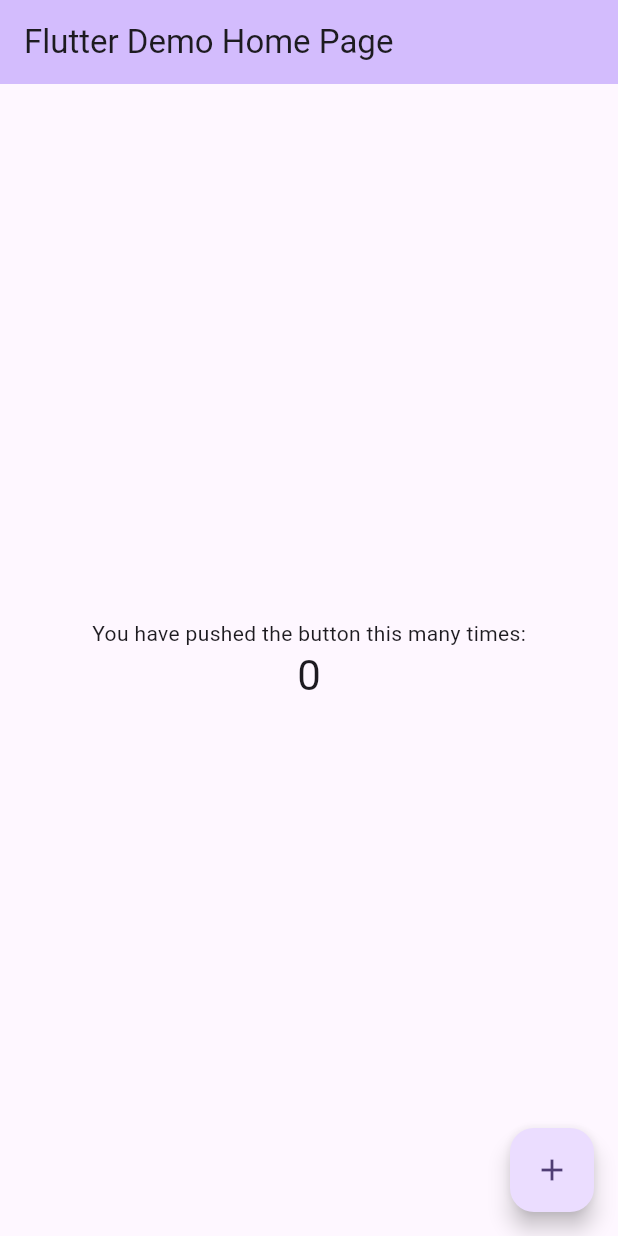
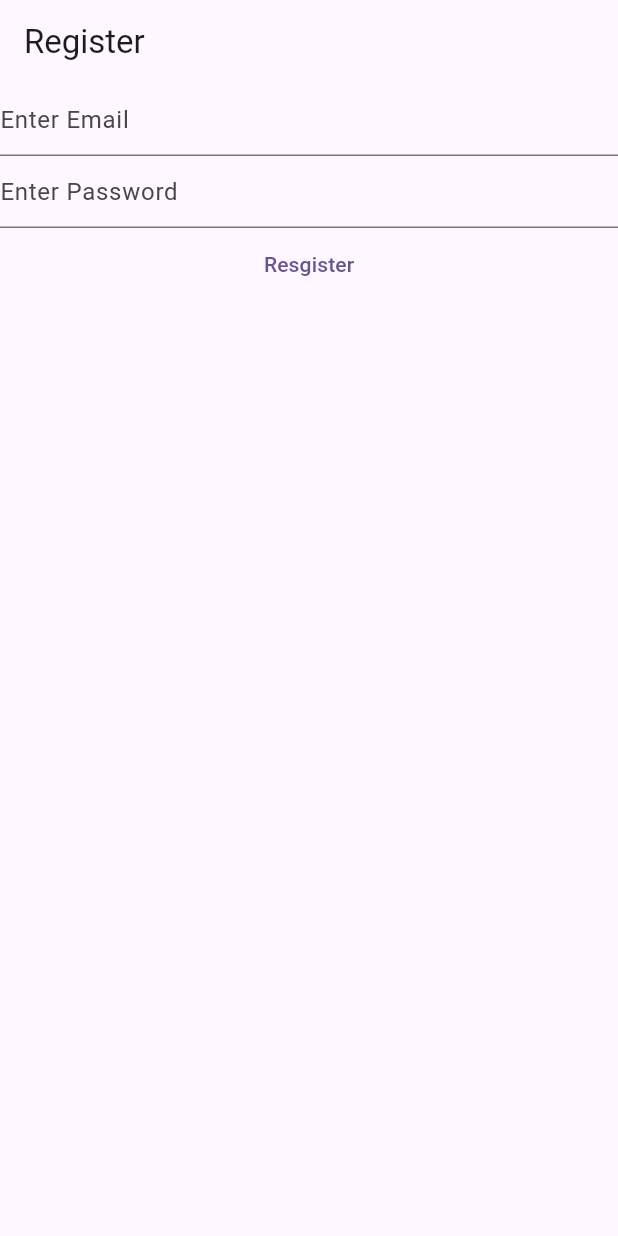
Before and after one commit to synguyencd3/KOXE-Mobile, a Flutter app: the screen it shows after launch, on a phone screen of 412 x 824 dp. Run offline on Flutter 3.47's test engine with Material 3 defaults, Android fonts, the phone set to English and light mode, and no system bars.

Commit message:
Register view

```diff
--- a/lib/main.dart
+++ b/lib/main.dart
@@ -1,125 +1,68 @@
 import 'package:flutter/material.dart';
 
 void main() {
-  runApp(const MyApp());
-}
-
-class MyApp extends StatelessWidget {
-  const MyApp({super.key});
-
-  // This widget is the root of your application.
-  @override
-  Widget build(BuildContext context) {
-    return MaterialApp(
+  runApp(
+    MaterialApp(
       title: 'Flutter Demo',
       theme: ThemeData(
-        // This is the theme of your application.
-        //
-        // TRY THIS: Try running your application with "flutter run". You'll see
-        // the application has a purple toolbar. Then, without quitting the app,
-        // try changing the seedColor in the colorScheme below to Colors.green
-        // and then invoke "hot reload" (save your changes or press the "hot
-        // reload" button in a Flutter-supported IDE, or press "r" if you used
-        // the command line to start the app).
-        //
-        // Notice that the counter didn't reset back to zero; the application
-        // state is not lost during the reload. To reset the state, use hot
-        // restart instead.
-        //
-        // This works for code too, not just values: Most code changes can be
-        // tested with just a hot reload.
         colorScheme: ColorScheme.fromSeed(seedColor: Colors.deepPurple),
         useMaterial3: true,
       ),
-      home: const MyHomePage(title: 'Flutter Demo Home Page'),
-    );
-  }
+      home: const HomePage(),
+    )
+  );
 }
 
-class MyHomePage extends StatefulWidget {
-  const MyHomePage({super.key, required this.title});
-
-  // This widget is the home page of your application. It is stateful, meaning
-  // that it has a State object (defined below) that contains fields that affect
-  // how it looks.
-
-  // This class is the configuration for the state. It holds the values (in this
-  // case the title) provided by the parent (in this case the App widget) and
-  // used by the build method of the State. Fields in a Widget subclass are
-  // always marked "final".
-
-  final String title;
+class HomePage extends StatefulWidget {
+  const HomePage({super.key});
 
   @override
-  State<MyHomePage> createState() => _MyHomePageState();
+  State<HomePage> createState() => _HomePageState();
 }
 
-class _MyHomePageState extends State<MyHomePage> {
-  int _counter = 0;
+class _HomePageState extends State<HomePage> {
 
-  void _incrementCounter() {
-    setState(() {
-      // This call to setState tells the Flutter framework that something has
-      // changed in this State, which causes it to rerun the build method below
-      // so that the display can reflect the updated values. If we changed
-      // _counter without calling setState(), then the build method would not be
-      // called again, and so nothing would appear to happen.
-      _counter++;
-    });
+  late final TextEditingController _email;
+  late final TextEditingController _password;
+
+  @override
+  void initState() {
+    _email = TextEditingController();
+    _password = TextEditingController();
+    super.initState();
+  }
+
+  @override
+  void dispose() {
+    _email.dispose();
+    _password.dispose();
+    super.dispose();
   }
 
   @override
   Widget build(BuildContext context) {
-    // This method is rerun every time setState is called, for instance as done
-    // by the _incrementCounter method above.
-    //
-    // The Flutter framework has been optimized to make rerunning build methods
-    // fast, so that you can just rebuild anything that needs updating rather
-    // than having to individually change instances of widgets.
     return Scaffold(
-      appBar: AppBar(
-        // TRY THIS: Try changing the color here to a specific color (to
-        // Colors.amber, perhaps?) and trigger a hot reload to see the AppBar
-        // change color while the other colors stay the same.
-        backgroundColor: Theme.of(context).colorScheme.inversePrimary,
-        // Here we take the value from the MyHomePage object that was created by
-        // the App.build method, and use it to set our appbar title.
-        title: Text(widget.title),
-      ),
-      body: Center(
-        // Center is a layout widget. It takes a single child and positions it
-        // in the middle of the parent.
-        child: Column(
-          // Column is also a layout widget. It takes a list of children and
-          // arranges them vertically. By default, it sizes itself to fit its
-          // children horizontally, and tries to be as tall as its parent.
-          //
-          // Column has various properties to control how it sizes itself and
-          // how it positions its children. Here we use mainAxisAlignment to
-          // center the children vertically; the main axis here is the vertical
-          // axis because Columns are vertical (the cross axis would be
-          // horizontal).
-          //
-          // TRY THIS: Invoke "debug painting" (choose the "Toggle Debug Paint"
-          // action in the IDE, or press "p" in the console), to see the
-          // wireframe for each widget.
-          mainAxisAlignment: MainAxisAlignment.center,
-          children: <Widget>[
-            const Text(
-              'You have pushed the button this many times:',
+      appBar: AppBar(title: const Text("Register")),
+      body: Column(
+        children: [
+          TextField(
+            controller: _email,
+            decoration: InputDecoration(
+              hintText: 'Enter Email'
             ),
-            Text(
-              '$_counter',
-              style: Theme.of(context).textTheme.headlineMedium,
+          ),
+          TextField(
+            controller: _password,
+            decoration: InputDecoration(
+              hintText: 'Enter Password'
             ),
-          ],
+          ),
+          TextButton(onPressed: () async {
+            _email.text;
+          },
+              child: const Text('Resgister'),
         ),
-      ),
-      floatingActionButton: FloatingActionButton(
-        onPressed: _incrementCounter,
-        tooltip: 'Increment',
-        child: const Icon(Icons.add),
-      ), // This trailing comma makes auto-formatting nicer for build methods.
+      ]),
     );
   }
 }
```
